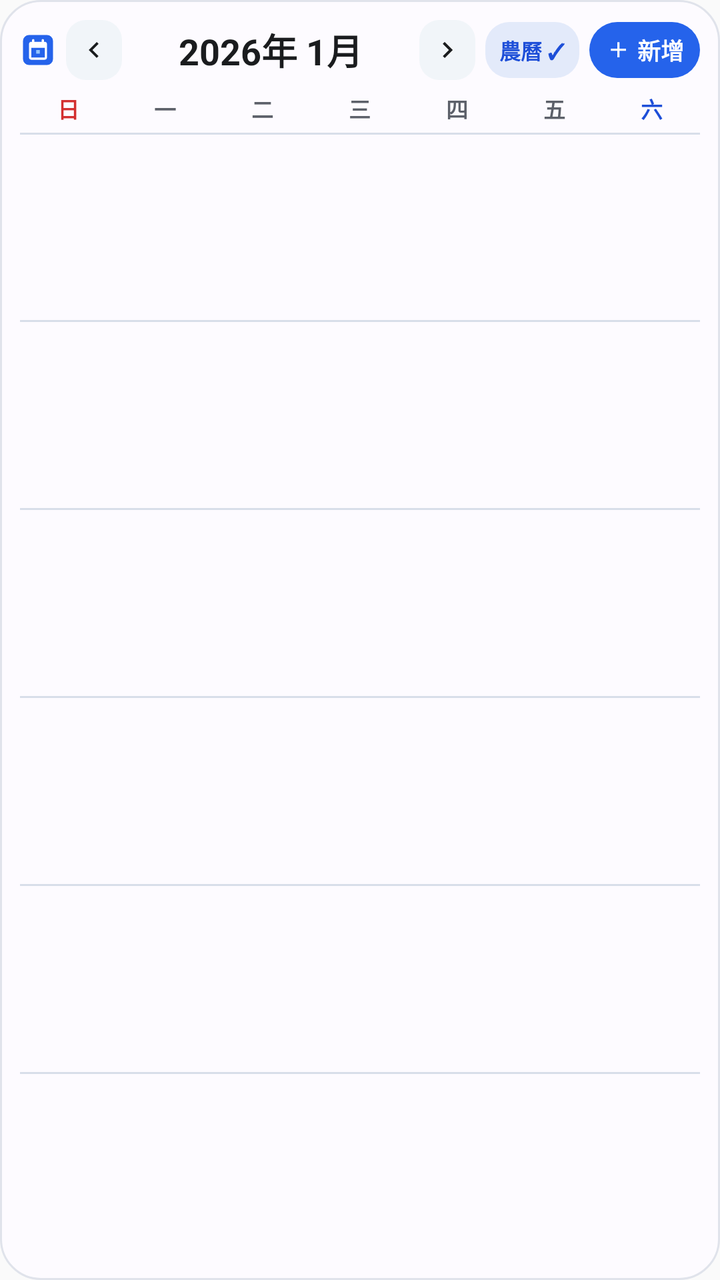
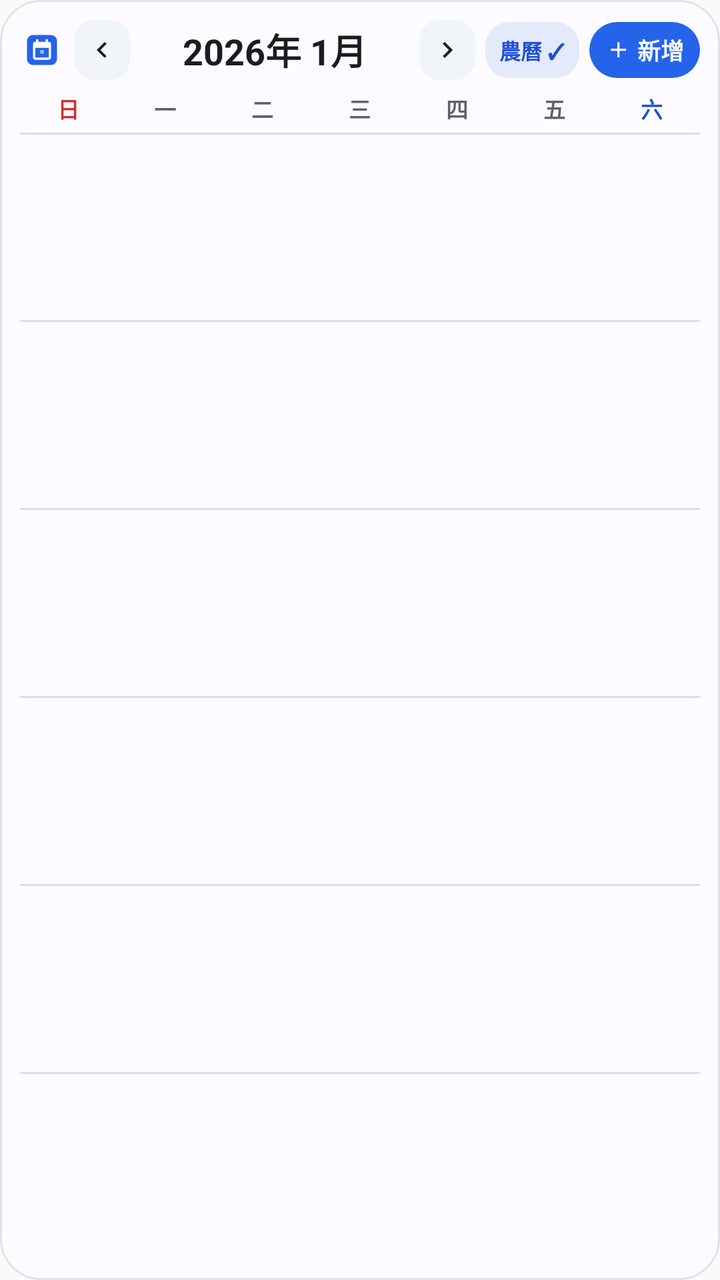

Before-and-after screenshots of an Android layout around one commit, followed by the original layout XML and the change that was made.
<!-- AndroidManifest.xml: application theme Theme.Notepad -->
<!-- res/layout/widget_calendar.xml -->
<?xml version="1.0" encoding="utf-8"?>
<LinearLayout xmlns:android="http://schemas.android.com/apk/res/android"
    android:id="@+id/widget_cal_root"
    android:layout_width="match_parent"
    android:layout_height="match_parent"
    android:background="@drawable/widget_bg"
    android:orientation="vertical"
    android:padding="10dp">

    
    <LinearLayout
        android:layout_width="match_parent"
        android:layout_height="wrap_content"
        android:gravity="center_vertical"
        android:orientation="horizontal"
        android:paddingBottom="6dp">

        <ImageView
            android:layout_width="18dp"
            android:layout_height="18dp"
            android:layout_marginEnd="5dp"
            android:contentDescription="@string/widget_calendar_name"
            android:src="@drawable/ic_widget_calendar" />

        <LinearLayout
            android:id="@+id/widget_cal_prev_button"
            android:layout_width="28dp"
            android:layout_height="30dp"
            android:background="@drawable/widget_cal_nav_bg"
            android:gravity="center"
            android:orientation="horizontal">

            <ImageView
                android:layout_width="16dp"
                android:layout_height="16dp"
                android:contentDescription="上一個月"
                android:src="@drawable/ic_widget_chevron_left" />
        </LinearLayout>

        <TextView
            android:id="@+id/widget_cal_month_title"
            android:layout_width="0dp"
            android:layout_height="wrap_content"
            android:layout_marginHorizontal="6dp"
            android:layout_weight="1"
            android:ellipsize="end"
            android:fontFamily="sans-serif"
            android:gravity="center"
            android:includeFontPadding="false"
            android:maxLines="1"
            android:text="2026年 1月"
            android:textColor="@color/widget_text_primary"
            android:textSize="18sp"
            android:textStyle="bold" />

        <LinearLayout
            android:id="@+id/widget_cal_next_button"
            android:layout_width="28dp"
            android:layout_height="30dp"
            android:layout_marginEnd="5dp"
            android:background="@drawable/widget_cal_nav_bg"
            android:gravity="center"
            android:orientation="horizontal">

            <ImageView
                android:layout_width="16dp"
                android:layout_height="16dp"
                android:contentDescription="下一個月"
                android:src="@drawable/ic_widget_chevron_right" />
        </LinearLayout>

        <TextView
            android:id="@+id/widget_cal_lunar_toggle"
            android:layout_width="wrap_content"
            android:layout_height="28dp"
            android:layout_marginEnd="5dp"
            android:background="@drawable/widget_chip_bg"
            android:fontFamily="sans-serif"
            android:gravity="center"
            android:maxLines="1"
            android:paddingHorizontal="7dp"
            android:text="農曆 ✓"
            android:textColor="@color/widget_chip_text"
            android:textSize="10.5sp"
            android:textStyle="bold" />

        <LinearLayout
            android:id="@+id/widget_cal_add_button"
            android:layout_width="wrap_content"
            android:layout_height="28dp"
            android:background="@drawable/widget_button_bg"
            android:gravity="center"
            android:orientation="horizontal"
            android:paddingHorizontal="8dp">

            <ImageView
                android:layout_width="13dp"
                android:layout_height="13dp"
                android:contentDescription="快速建立記事或待辦"
                android:src="@drawable/ic_widget_add" />

            <TextView
                android:layout_width="wrap_content"
                android:layout_height="wrap_content"
                android:layout_marginStart="3dp"
                android:text="新增"
                android:textColor="@color/widget_on_accent"
                android:textSize="11.5sp"
                android:textStyle="bold" />
        </LinearLayout>
    </LinearLayout>

    
    <LinearLayout
        android:layout_width="match_parent"
        android:layout_height="wrap_content"
        android:orientation="horizontal"
        android:paddingBottom="4dp"
        android:weightSum="7">

        <TextView
            android:layout_width="0dp"
            android:layout_height="wrap_content"
            android:layout_weight="1"
            android:gravity="center"
            android:text="日"
            android:textColor="@color/widget_cal_sunday_text"
            android:textSize="11sp"
            android:textStyle="bold" />

        <TextView
            android:layout_width="0dp"
            android:layout_height="wrap_content"
            android:layout_weight="1"
            android:gravity="center"
            android:text="一"
            android:textColor="@color/widget_text_secondary"
            android:textSize="11sp"
            android:textStyle="bold" />

        <TextView
            android:layout_width="0dp"
            android:layout_height="wrap_content"
            android:layout_weight="1"
            android:gravity="center"
            android:text="二"
            android:textColor="@color/widget_text_secondary"
            android:textSize="11sp"
            android:textStyle="bold" />

        <TextView
            android:layout_width="0dp"
            android:layout_height="wrap_content"
            android:layout_weight="1"
            android:gravity="center"
            android:text="三"
            android:textColor="@color/widget_text_secondary"
            android:textSize="11sp"
            android:textStyle="bold" />

        <TextView
            android:layout_width="0dp"
            android:layout_height="wrap_content"
            android:layout_weight="1"
            android:gravity="center"
            android:text="四"
            android:textColor="@color/widget_text_secondary"
            android:textSize="11sp"
            android:textStyle="bold" />

        <TextView
            android:layout_width="0dp"
            android:layout_height="wrap_content"
            android:layout_weight="1"
            android:gravity="center"
            android:text="五"
            android:textColor="@color/widget_text_secondary"
            android:textSize="11sp"
            android:textStyle="bold" />

        <TextView
            android:layout_width="0dp"
            android:layout_height="wrap_content"
            android:layout_weight="1"
            android:gravity="center"
            android:text="六"
            android:textColor="@color/widget_cal_today_text"
            android:textSize="11sp"
            android:textStyle="bold" />
    </LinearLayout>

    
    <TextView
        android:id="@+id/widget_cal_header_divider"
        android:layout_width="match_parent"
        android:layout_height="1dp"
        android:background="@color/widget_cal_cell_border" />

    
    <LinearLayout
        android:id="@+id/widget_cal_week_0"
        android:layout_width="match_parent"
        android:layout_height="0dp"
        android:layout_weight="1"
        android:orientation="horizontal"
        android:weightSum="7" />

    <TextView
        android:id="@+id/widget_cal_divider_1"
        android:layout_width="match_parent"
        android:layout_height="1dp"
        android:background="@color/widget_cal_cell_border" />

    <LinearLayout
        android:id="@+id/widget_cal_week_1"
        android:layout_width="match_parent"
        android:layout_height="0dp"
        android:layout_weight="1"
        android:orientation="horizontal"
        android:weightSum="7" />

    <TextView
        android:id="@+id/widget_cal_divider_2"
        android:layout_width="match_parent"
        android:layout_height="1dp"
        android:background="@color/widget_cal_cell_border" />

    <LinearLayout
        android:id="@+id/widget_cal_week_2"
        android:layout_width="match_parent"
        android:layout_height="0dp"
        android:layout_weight="1"
        android:orientation="horizontal"
        android:weightSum="7" />

    <TextView
        android:id="@+id/widget_cal_divider_3"
        android:layout_width="match_parent"
        android:layout_height="1dp"
        android:background="@color/widget_cal_cell_border" />

    <LinearLayout
        android:id="@+id/widget_cal_week_3"
        android:layout_width="match_parent"
        android:layout_height="0dp"
        android:layout_weight="1"
        android:orientation="horizontal"
        android:weightSum="7" />

    <TextView
        android:id="@+id/widget_cal_divider_4"
        android:layout_width="match_parent"
        android:layout_height="1dp"
        android:background="@color/widget_cal_cell_border" />

    <LinearLayout
        android:id="@+id/widget_cal_week_4"
        android:layout_width="match_parent"
        android:layout_height="0dp"
        android:layout_weight="1"
        android:orientation="horizontal"
        android:weightSum="7" />

    <TextView
        android:id="@+id/widget_cal_divider_5"
        android:layout_width="match_parent"
        android:layout_height="1dp"
        android:background="@color/widget_cal_cell_border" />

    <LinearLayout
        android:id="@+id/widget_cal_week_5"
        android:layout_width="match_parent"
        android:layout_height="0dp"
        android:layout_weight="1"
        android:orientation="horizontal"
        android:weightSum="7" />
</LinearLayout>
<!-- resources referenced by this layout -->
<resources>
  <color name="widget_cal_cell_border">#FFD8DEE9</color>
  <color name="widget_cal_sunday_text">#FFD32F2F</color>
  <color name="widget_cal_today_text">#FF1D4ED8</color>
  <color name="widget_chip_text">#FF1D4ED8</color>
  <color name="widget_on_accent">#FFFFFFFF</color>
  <color name="widget_text_primary">#FF1A1C1E</color>
  <color name="widget_text_secondary">#FF5C6069</color>
  <!-- drawable ic_widget_add (drawable) -->
  <?xml version="1.0" encoding="utf-8"?>
  <vector xmlns:android="http://schemas.android.com/apk/res/android"
      android:width="18dp"
      android:height="18dp"
      android:viewportWidth="24"
      android:viewportHeight="24">
      <path
          android:fillColor="#FFFFFFFF"
          android:pathData="M19,13h-6v6h-2v-6H5v-2h6V5h2v6h6v2z" />
  </vector>
  <!-- drawable ic_widget_chevron_left (drawable) -->
  <?xml version="1.0" encoding="utf-8"?>
  <vector xmlns:android="http://schemas.android.com/apk/res/android"
      android:width="18dp"
      android:height="18dp"
      android:viewportWidth="24"
      android:viewportHeight="24">
      <path
          android:fillColor="@color/widget_text_primary"
          android:pathData="M15.41,7.41L14,6l-6,6 6,6 1.41,-1.41L10.83,12z" />
  </vector>
  <!-- drawable ic_widget_chevron_right (drawable) -->
  <?xml version="1.0" encoding="utf-8"?>
  <vector xmlns:android="http://schemas.android.com/apk/res/android"
      android:width="18dp"
      android:height="18dp"
      android:viewportWidth="24"
      android:viewportHeight="24">
      <path
          android:fillColor="@color/widget_text_primary"
          android:pathData="M10,6L8.59,7.41 13.17,12l-4.58,4.59L10,18l6,-6z" />
  </vector>
  <!-- drawable widget_bg (drawable) -->
  <?xml version="1.0" encoding="utf-8"?>
  <shape xmlns:android="http://schemas.android.com/apk/res/android"
      android:shape="rectangle">
      <solid android:color="@color/widget_surface" />
      <corners android:radius="20dp" />
      <stroke
          android:width="1dp"
          android:color="@color/widget_surface_border" />
  </shape>
  <!-- drawable widget_button_bg (drawable) -->
  <?xml version="1.0" encoding="utf-8"?>
  <shape xmlns:android="http://schemas.android.com/apk/res/android"
      android:shape="rectangle">
      <solid android:color="@color/widget_accent" />
      <corners android:radius="16dp" />
  </shape>
  <!-- drawable widget_cal_nav_bg (drawable) -->
  <?xml version="1.0" encoding="utf-8"?>
  <shape xmlns:android="http://schemas.android.com/apk/res/android"
      android:shape="rectangle">
      <solid android:color="@color/widget_cal_nav_bg" />
      <corners android:radius="10dp" />
  </shape>
  <!-- drawable widget_chip_bg (drawable) -->
  <?xml version="1.0" encoding="utf-8"?>
  <shape xmlns:android="http://schemas.android.com/apk/res/android"
      android:shape="rectangle">
      <solid android:color="@color/widget_chip_bg" />
      <corners android:radius="12dp" />
  </shape>
  <string name="widget_calendar_name">月曆桌面小工具</string>
  <style name="Theme.Notepad" parent="android:Theme.Material.Light.NoActionBar" />
  <color name="widget_surface">#FFFDFBFF</color>
  <color name="widget_surface_border">#FFE0E3EB</color>
  <color name="widget_accent">#FF2563EB</color>
  <color name="widget_cal_nav_bg">#FFF1F5F9</color>
  <color name="widget_chip_bg">#FFE3EAFA</color>
  <!-- unchanged entries left out for length: 1 -->
</resources>

<!-- the commit's change to res/layout/widget_calendar.xml (unified diff, before → after) -->
@@ -16,10 +16,12 @@
         android:paddingBottom="6dp">
 
         <ImageView
-            android:layout_width="18dp"
-            android:layout_height="18dp"
+            android:id="@+id/widget_cal_config_button"
+            android:layout_width="22dp"
+            android:layout_height="22dp"
             android:layout_marginEnd="5dp"
             android:contentDescription="@string/widget_calendar_name"
+            android:padding="2dp"
             android:src="@drawable/ic_widget_calendar" />
 
         <LinearLayout
